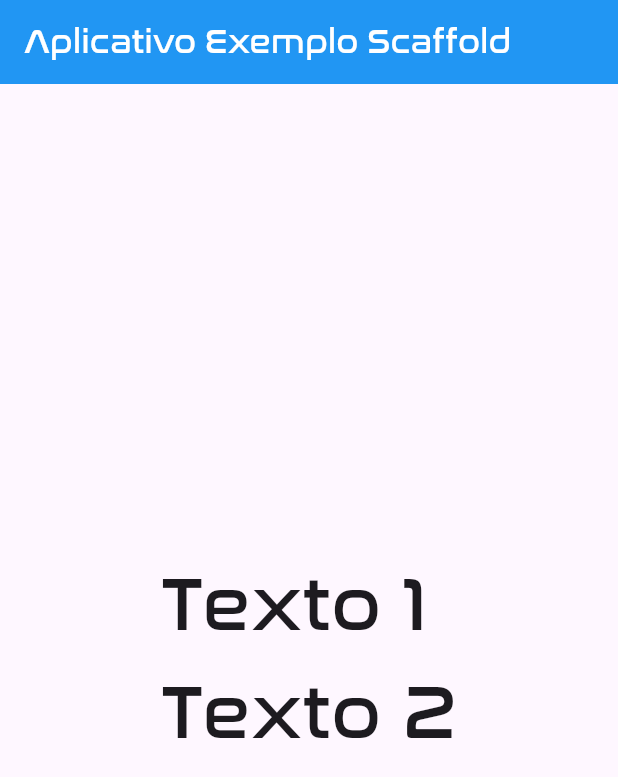
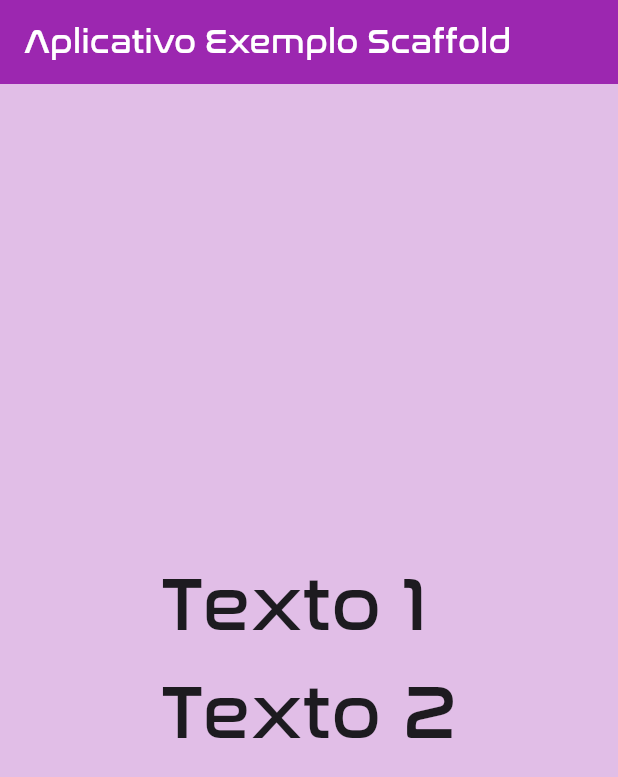
Before and after one commit to GizeleAlves/Aprendendo-Flutter, a Flutter app: the screen it shows after launch, on a phone screen of 412 x 824 dp. Shown: the top 777 px of the screen. Run offline on Flutter 3.47's test engine with Material 3 defaults, Android fonts, the phone set to English and light mode, and no system bars.

Commit message:
Personalizando o tema do aplicativo.

```diff
--- a/text_style/lib/main.dart
+++ b/text_style/lib/main.dart
@@ -10,14 +10,18 @@ class MyApp extends StatelessWidget {
   @override
   Widget build(BuildContext context) {
     return MaterialApp(
-      theme: ThemeData(fontFamily: 'Nazalization',),
+      theme: ThemeData(fontFamily: 'Nazalization',
+      brightness: Brightness.light,
+      primaryColor: Colors.purple.shade300,
+      ),
       home: Scaffold(
+        backgroundColor: Colors.purple.shade100,
         appBar: AppBar(
           title: Text(
             'Aplicativo Exemplo Scaffold',
             style: TextStyle(color: Colors.white),
           ),
-          backgroundColor: Colors.blue,
+          backgroundColor: Colors.purple.shade500,
         ),
         body: Center(
           child: Text(
```
